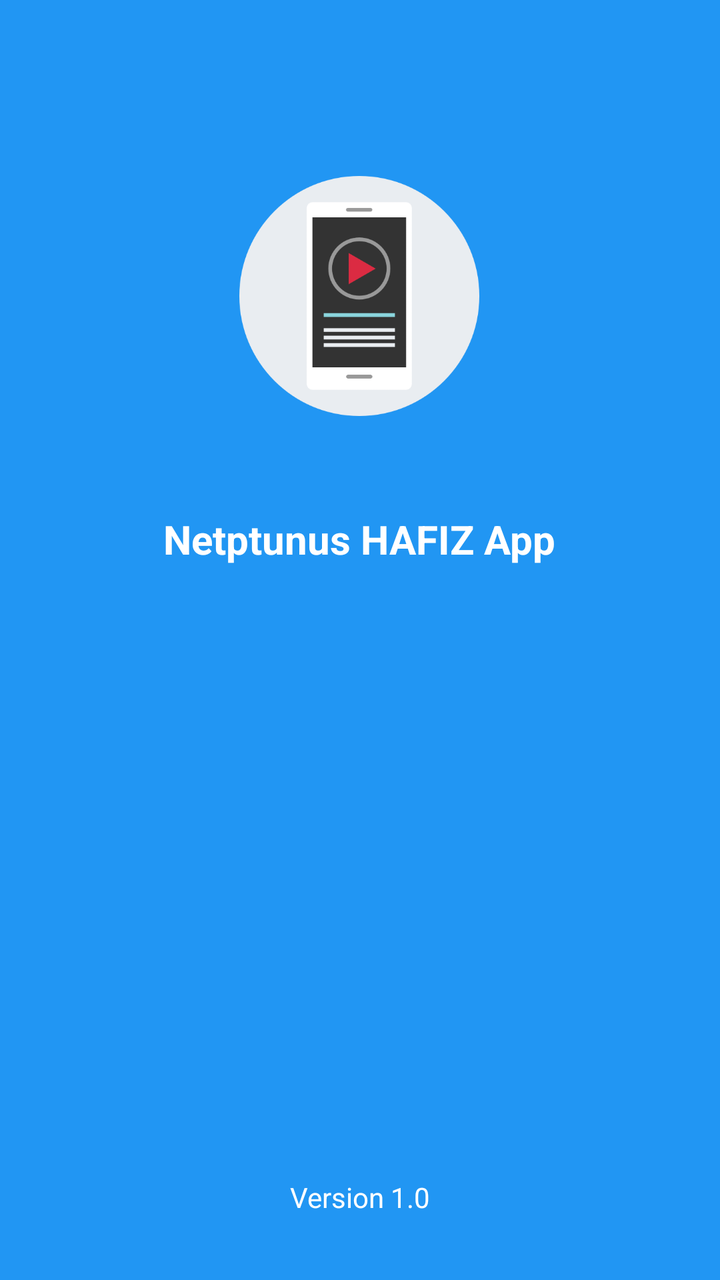
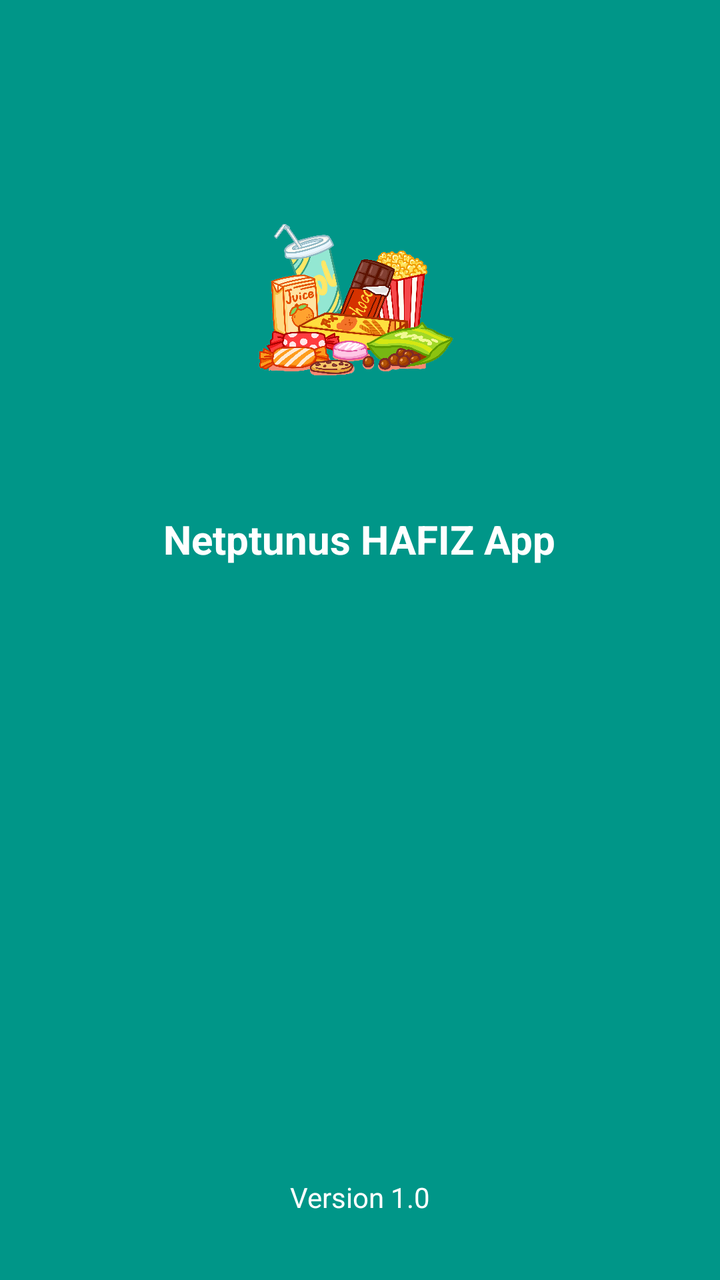

Compare the two renders of this Android layout. The source of the first and the diff that turns it into the second are given below.
<!-- AndroidManifest.xml: application theme Theme.Netptunus_HAFIZ -->
<!-- res/layout/activity_splash_screen.xml -->
<?xml version="1.0" encoding="utf-8"?>
<androidx.constraintlayout.widget.ConstraintLayout xmlns:android="http://schemas.android.com/apk/res/android"
    xmlns:app="http://schemas.android.com/apk/res-auto"
    xmlns:tools="http://schemas.android.com/tools"
    android:id="@+id/main"
    android:layout_width="match_parent"
    android:layout_height="match_parent"
    android:background="@color/biru"
    tools:context=".SplashScreenActivity">

    <ImageView
        android:id="@+id/imgLogoSplash"
        android:layout_width="120dp"
        android:layout_height="120dp"
        android:layout_marginTop="88dp"
        android:contentDescription="Logo App"
        android:src="@drawable/phone"
        app:layout_constraintEnd_toEndOf="parent"
        app:layout_constraintHorizontal_bias="0.498"
        app:layout_constraintStart_toStartOf="parent"
        app:layout_constraintTop_toTopOf="parent" />

    <TextView
        android:id="@+id/tvAppName"
        android:layout_width="wrap_content"
        android:layout_height="wrap_content"
        android:layout_marginTop="256dp"
        android:text="Netptunus HAFIZ App"
        android:textColor="@color/white"
        android:textSize="20sp"
        android:textStyle="bold"
        app:layout_constraintEnd_toEndOf="parent"
        app:layout_constraintHorizontal_bias="0.497"
        app:layout_constraintStart_toStartOf="parent"
        app:layout_constraintTop_toTopOf="parent" />

    <TextView
        android:id="@+id/tvAppVersion"
        android:layout_width="wrap_content"
        android:layout_height="wrap_content"
        android:layout_marginBottom="32dp"
        android:text="Version 1.0"
        android:textColor="@color/white"
        android:textSize="14sp"
        app:layout_constraintBottom_toBottomOf="parent"
        app:layout_constraintEnd_toEndOf="parent"
        app:layout_constraintStart_toStartOf="parent" />

</androidx.constraintlayout.widget.ConstraintLayout>
<!-- resources referenced by this layout -->
<resources>
  <color name="biru">#2196F3</color>
  <color name="white">#FFFFFFFF</color>
  <!-- drawable phone: png bitmap (drawable, 14199 bytes) -->
  <style name="Theme.Netptunus_HAFIZ" parent="Base.Theme.Netptunus_HAFIZ" />
  <style name="Base.Theme.Netptunus_HAFIZ" parent="Theme.Material3.DayNight.NoActionBar">
          
          
      </style>
</resources>

<!-- the commit's change to res/layout/activity_splash_screen.xml (unified diff, before → after) -->
@@ -5,7 +5,7 @@
     android:id="@+id/main"
     android:layout_width="match_parent"
     android:layout_height="match_parent"
-    android:background="@color/biru"
+    android:background="@color/hijau"
     tools:context=".SplashScreenActivity">
 
     <ImageView
@@ -14,7 +14,7 @@
         android:layout_height="120dp"
         android:layout_marginTop="88dp"
         android:contentDescription="Logo App"
-        android:src="@drawable/phone"
+        android:src="@drawable/snack"
         app:layout_constraintEnd_toEndOf="parent"
         app:layout_constraintHorizontal_bias="0.498"
         app:layout_constraintStart_toStartOf="parent"
<!-- resource entries referenced after the edit -->
@@ -1,8 +1,8 @@
 <!-- resources referenced by this layout -->
 <resources>
-  <color name="biru">#2196F3</color>
+  <color name="hijau">#009688</color>
   <color name="white">#FFFFFFFF</color>
-  <!-- drawable phone: png bitmap (drawable, 14199 bytes) -->
+  <!-- drawable snack: png bitmap (drawable, 725125 bytes) -->
   <style name="Theme.Netptunus_HAFIZ" parent="Base.Theme.Netptunus_HAFIZ" />
   <style name="Base.Theme.Netptunus_HAFIZ" parent="Theme.Material3.DayNight.NoActionBar">
           
